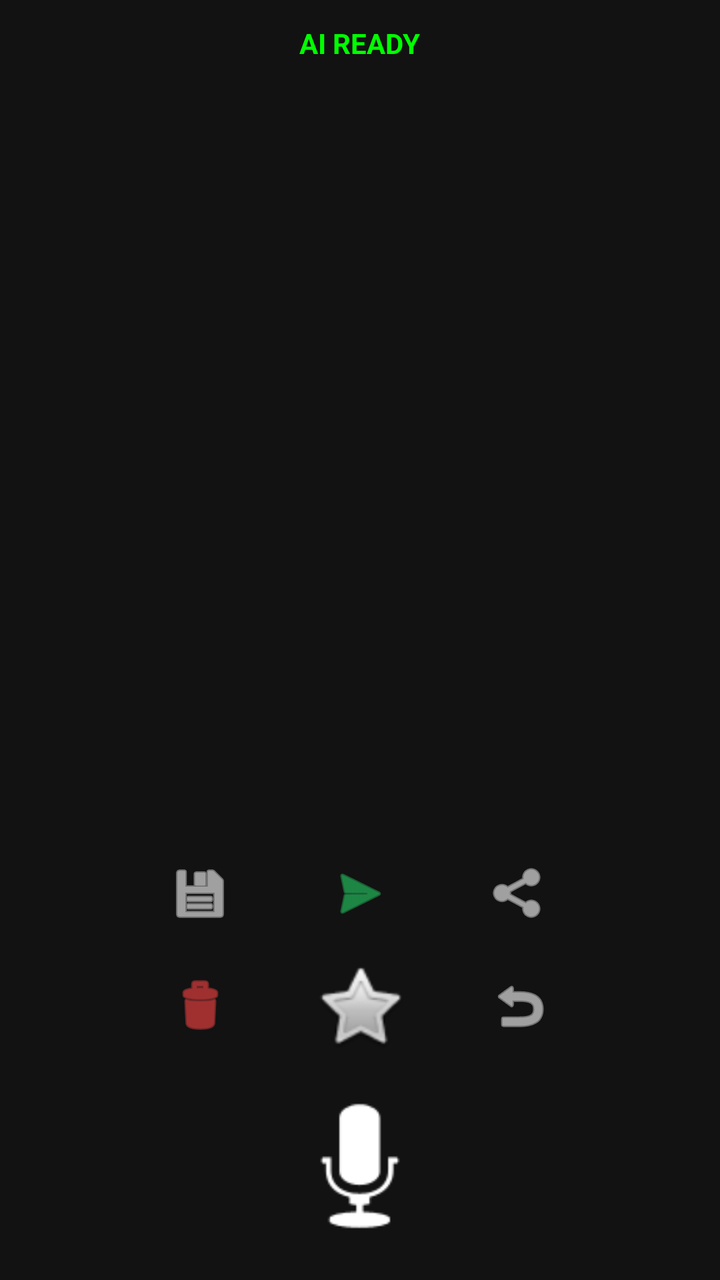
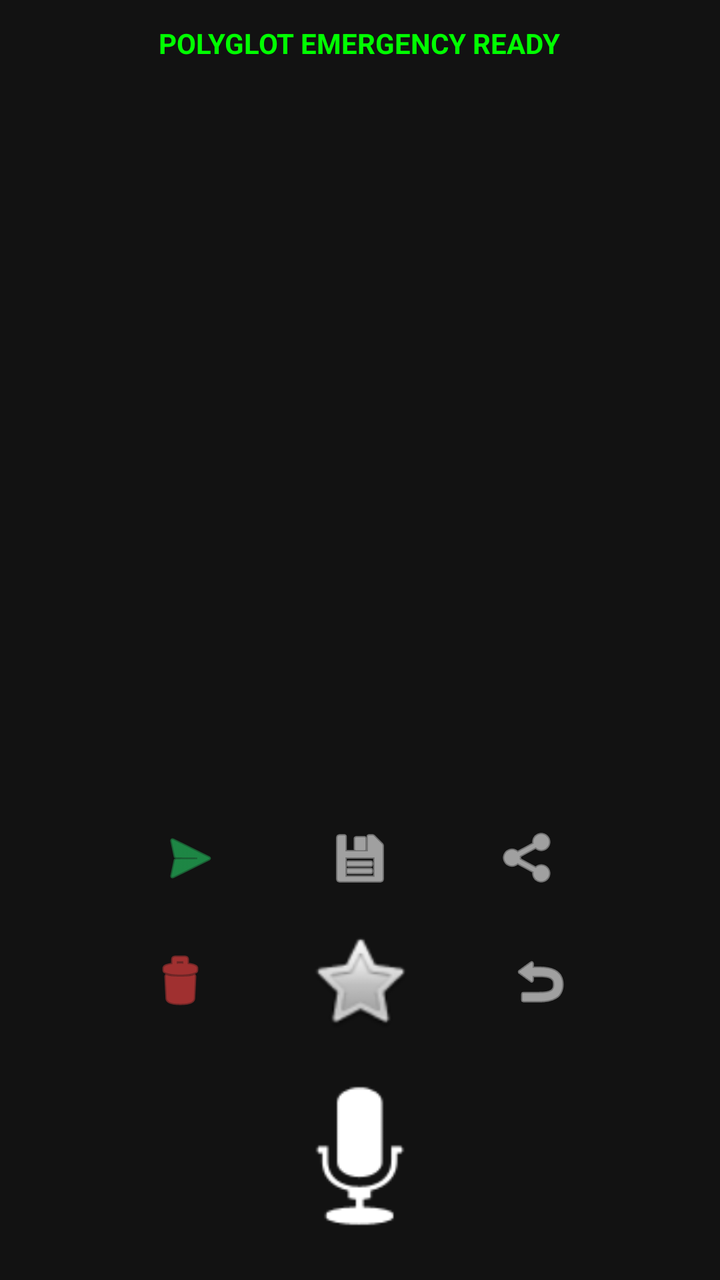

Two renders of the same Android screen: before a commit and after it. Below are the layout's source before the change and the commit's diff.
<!-- AndroidManifest.xml: application theme Theme.AppCompat.DayNight.NoActionBar -->
<!-- res/layout/activity_main.xml -->
<?xml version="1.0" encoding="utf-8"?>
<RelativeLayout xmlns:android="http://schemas.android.com/apk/res/android"
    android:layout_width="match_parent"
    android:layout_height="match_parent"
    android:background="#121212"
    android:padding="12dp">

    <TextView
        android:id="@+id/tvStatus"
        android:layout_width="wrap_content"
        android:layout_height="wrap_content"
        android:layout_centerHorizontal="true"
        android:text="AI READY"
        android:textColor="#00FF00"
        android:textStyle="bold" />

    <ScrollView
        android:id="@+id/scrollTranscript"
        android:layout_width="match_parent"
        android:layout_height="match_parent"
        android:layout_above="@+id/controls"
        android:layout_below="@id/tvStatus"
        android:layout_marginVertical="8dp">
        <TextView
            android:id="@+id/tvTranscript"
            android:layout_width="match_parent"
            android:layout_height="wrap_content"
            android:textColor="#FFFFFF"
            android:textSize="18sp" />
    </ScrollView>

    <LinearLayout
        android:id="@+id/controls"
        android:layout_width="match_parent"
        android:layout_height="wrap_content"
        android:layout_alignParentBottom="true"
        android:gravity="center"
        android:orientation="vertical">

        <View
            android:id="@+id/pulseIndicator"
            android:layout_width="50dp"
            android:layout_height="50dp"
            android:alpha="0"
            android:background="@android:drawable/presence_online"
            android:backgroundTint="#00BCD4" />

        <LinearLayout
            android:layout_width="match_parent"
            android:layout_height="wrap_content"
            android:gravity="center"
            android:orientation="horizontal"
            android:padding="4dp">
            <ImageButton android:id="@+id/btnSave" android:layout_width="55dp" android:layout_height="55dp" android:src="@android:drawable/ic_menu_save" android:background="?attr/selectableItemBackground" android:tint="#FFFFFF" android:contentDescription="Save" />
            <ImageButton android:id="@+id/btnWhatsApp" android:layout_width="55dp" android:layout_height="55dp" android:src="@android:drawable/ic_menu_send" android:background="?attr/selectableItemBackground" android:tint="#25D366" android:layout_marginHorizontal="25dp" android:contentDescription="WhatsApp" />
            <ImageButton android:id="@+id/btnShare" android:layout_width="55dp" android:layout_height="55dp" android:src="@android:drawable/ic_menu_share" android:background="?attr/selectableItemBackground" android:tint="#FFFFFF" android:contentDescription="Share" />
        </LinearLayout>

        <LinearLayout
            android:layout_width="match_parent"
            android:layout_height="wrap_content"
            android:gravity="center"
            android:orientation="horizontal"
            android:layout_marginBottom="10dp">
            <ImageButton android:id="@+id/btnClear" android:layout_width="50dp" android:layout_height="50dp" android:src="@android:drawable/ic_menu_delete" android:background="?attr/selectableItemBackground" android:tint="#FF4444" android:contentDescription="Clear" />
            
            <ToggleButton android:id="@+id/toggleFlavor" android:layout_width="50dp" android:layout_height="50dp" android:textOff="" android:textOn="" android:background="@android:drawable/btn_star" android:layout_marginHorizontal="30dp" />
            
            <ImageButton android:id="@+id/btnReset" android:layout_width="50dp" android:layout_height="50dp" android:src="@android:drawable/ic_menu_revert" android:background="?attr/selectableItemBackground" android:tint="#FFFFFF" android:contentDescription="Reset" />
        </LinearLayout>

        <ImageButton
            android:id="@+id/btnListen"
            android:layout_width="90dp"
            android:layout_height="90dp"
            android:background="?attr/selectableItemBackgroundBorderless"
            android:src="@android:drawable/ic_btn_speak_now"
            android:scaleType="fitCenter"
            android:tint="#FFFFFF" />
    </LinearLayout>
</RelativeLayout>
<!-- resources referenced by this layout -->
<resources>

</resources>

<!-- the commit's change to res/layout/activity_main.xml (unified diff, before → after) -->
@@ -10,7 +10,7 @@
         android:layout_width="wrap_content"
         android:layout_height="wrap_content"
         android:layout_centerHorizontal="true"
-        android:text="AI READY"
+        android:text="POLYGLOT EMERGENCY READY"
         android:textColor="#00FF00"
         android:textStyle="bold" />
 
@@ -26,7 +26,7 @@
             android:layout_width="match_parent"
             android:layout_height="wrap_content"
             android:textColor="#FFFFFF"
-            android:textSize="18sp" />
+            android:textSize="20sp" />
     </ScrollView>
 
     <LinearLayout
@@ -51,9 +51,9 @@
             android:gravity="center"
             android:orientation="horizontal"
             android:padding="4dp">
-            <ImageButton android:id="@+id/btnSave" android:layout_width="55dp" android:layout_height="55dp" android:src="@android:drawable/ic_menu_save" android:background="?attr/selectableItemBackground" android:tint="#FFFFFF" android:contentDescription="Save" />
-            <ImageButton android:id="@+id/btnWhatsApp" android:layout_width="55dp" android:layout_height="55dp" android:src="@android:drawable/ic_menu_send" android:background="?attr/selectableItemBackground" android:tint="#25D366" android:layout_marginHorizontal="25dp" android:contentDescription="WhatsApp" />
-            <ImageButton android:id="@+id/btnShare" android:layout_width="55dp" android:layout_height="55dp" android:src="@android:drawable/ic_menu_share" android:background="?attr/selectableItemBackground" android:tint="#FFFFFF" android:contentDescription="Share" />
+            <ImageButton android:id="@+id/btnWhatsApp" android:layout_width="60dp" android:layout_height="60dp" android:src="@android:drawable/ic_menu_send" android:background="?attr/selectableItemBackground" android:tint="#25D366" />
+            <ImageButton android:id="@+id/btnSave" android:layout_width="60dp" android:layout_height="60dp" android:src="@android:drawable/ic_menu_save" android:background="?attr/selectableItemBackground" android:tint="#FFFFFF" android:layout_marginHorizontal="25dp"/>
+            <ImageButton android:id="@+id/btnShare" android:layout_width="60dp" android:layout_height="60dp" android:src="@android:drawable/ic_menu_share" android:background="?attr/selectableItemBackground" android:tint="#FFFFFF" />
         </LinearLayout>
 
         <LinearLayout
@@ -62,17 +62,15 @@
             android:gravity="center"
             android:orientation="horizontal"
             android:layout_marginBottom="10dp">
-            <ImageButton android:id="@+id/btnClear" android:layout_width="50dp" android:layout_height="50dp" android:src="@android:drawable/ic_menu_delete" android:background="?attr/selectableItemBackground" android:tint="#FF4444" android:contentDescription="Clear" />
-            
-            <ToggleButton android:id="@+id/toggleFlavor" android:layout_width="50dp" android:layout_height="50dp" android:textOff="" android:textOn="" android:background="@android:drawable/btn_star" android:layout_marginHorizontal="30dp" />
-            
-            <ImageButton android:id="@+id/btnReset" android:layout_width="50dp" android:layout_height="50dp" android:src="@android:drawable/ic_menu_revert" android:background="?attr/selectableItemBackground" android:tint="#FFFFFF" android:contentDescription="Reset" />
+            <ImageButton android:id="@+id/btnClear" android:layout_width="55dp" android:layout_height="55dp" android:src="@android:drawable/ic_menu_delete" android:background="?attr/selectableItemBackground" android:tint="#FF4444" />
+            <ToggleButton android:id="@+id/toggleFlavor" android:layout_width="55dp" android:layout_height="55dp" android:textOff="" android:textOn="" android:background="@android:drawable/btn_star" android:layout_marginHorizontal="35dp" />
+            <ImageButton android:id="@+id/btnReset" android:layout_width="55dp" android:layout_height="55dp" android:src="@android:drawable/ic_menu_revert" android:background="?attr/selectableItemBackground" android:tint="#FFFFFF" />
         </LinearLayout>
 
         <ImageButton
             android:id="@+id/btnListen"
-            android:layout_width="90dp"
-            android:layout_height="90dp"
+            android:layout_width="100dp"
+            android:layout_height="100dp"
             android:background="?attr/selectableItemBackgroundBorderless"
             android:src="@android:drawable/ic_btn_speak_now"
             android:scaleType="fitCenter"
